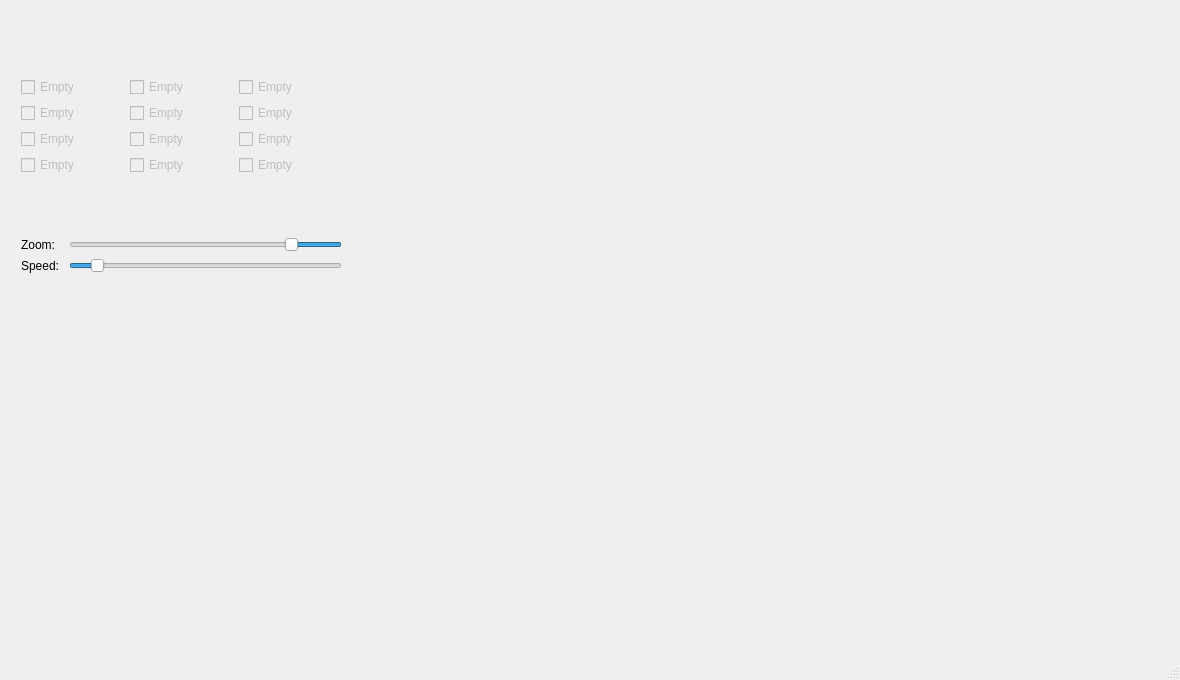
This is EconomicEngineDebugGUI/EconomicEngineDebugGUI.ui in ZeCroque/EconomicEngine as Qt 5 draws it before an edit. The edited form follows.
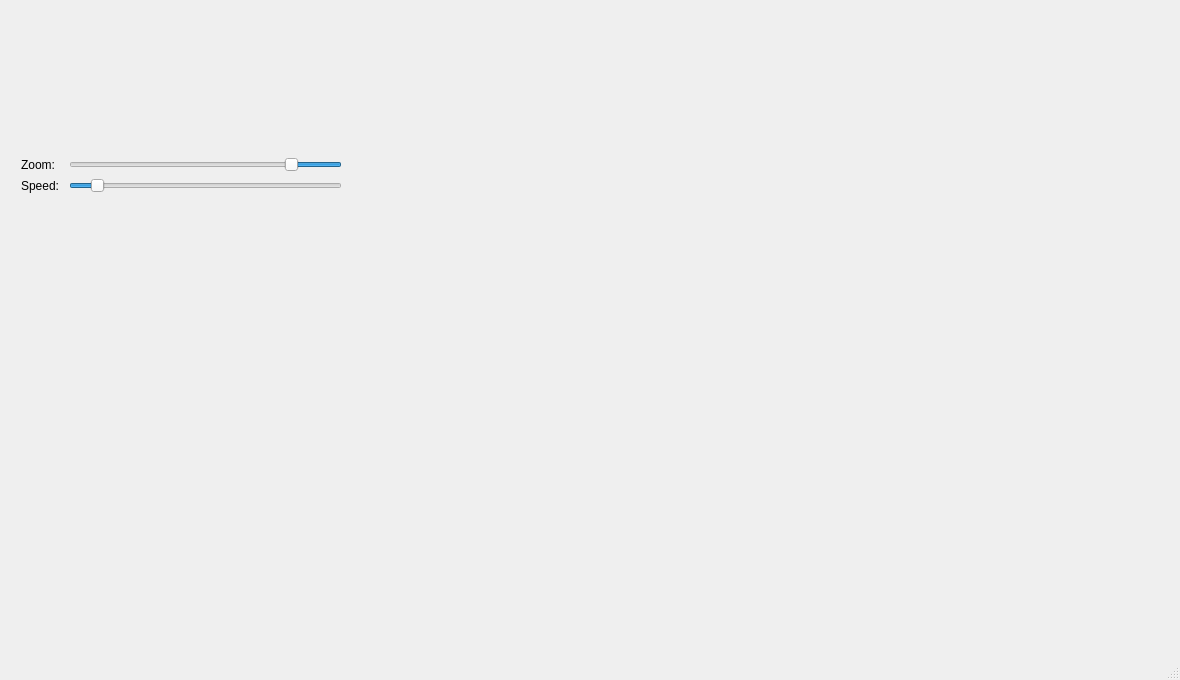
This is the edited form. Custom widgets are drawn as their Qt base class.

Commit message: Feat -> CheckBoxs: Make CheckBox Dynamic

```diff
--- a/EconomicEngineDebugGUI/EconomicEngineDebugGUI.ui
+++ b/EconomicEngineDebugGUI/EconomicEngineDebugGUI.ui
@@ -45,272 +45,7 @@
      <item>
       <layout class="QVBoxLayout" name="layGraphParam">
        <item>
-        <layout class="QGridLayout" name="layChBx">
-         <item row="0" column="0">
-          <widget class="GraphManager" name="chBxGraph">
-           <property name="enabled">
-            <bool>false</bool>
-           </property>
-           <property name="cursor">
-            <cursorShape>PointingHandCursor</cursorShape>
-           </property>
-           <property name="text">
-            <string>Empty</string>
-           </property>
-           <property name="checkable">
-            <bool>false</bool>
-           </property>
-           <property name="checked">
-            <bool>false</bool>
-           </property>
-           <property name="graphIndex" stdset="0">
-            <number>0</number>
-           </property>
-          </widget>
-         </item>
-         <item row="0" column="1">
-          <widget class="GraphManager" name="chBxGraph_2">
-           <property name="enabled">
-            <bool>false</bool>
-           </property>
-           <property name="cursor">
-            <cursorShape>PointingHandCursor</cursorShape>
-           </property>
-           <property name="text">
-            <string>Empty</string>
-           </property>
-           <property name="checkable">
-            <bool>false</bool>
-           </property>
-           <property name="checked">
-            <bool>false</bool>
-           </property>
-           <property name="graphIndex" stdset="0">
-            <number>0</number>
-           </property>
-          </widget>
-         </item>
-         <item row="0" column="2">
-          <widget class="GraphManager" name="chBxGraph_3">
-           <property name="enabled">
-            <bool>false</bool>
-           </property>
-           <property name="cursor">
-            <cursorShape>PointingHandCursor</cursorShape>
-           </property>
-           <property name="text">
-            <string>Empty</string>
-           </property>
-           <property name="checkable">
-            <bool>false</bool>
-           </property>
-           <property name="checked">
-            <bool>false</bool>
-           </property>
-           <property name="graphIndex" stdset="0">
-            <number>0</number>
-           </property>
-          </widget>
-         </item>
-         <item row="1" column="0">
-          <widget class="GraphManager" name="chBxGraph_4">
-           <property name="enabled">
-            <bool>false</bool>
-           </property>
-           <property name="cursor">
-            <cursorShape>PointingHandCursor</cursorShape>
-           </property>
-           <property name="text">
-            <string>Empty</string>
-           </property>
-           <property name="checkable">
-            <bool>false</bool>
-           </property>
-           <property name="checked">
-            <bool>false</bool>
-           </property>
-           <property name="graphIndex" stdset="0">
-            <number>0</number>
-           </property>
-          </widget>
-         </item>
-         <item row="1" column="1">
-          <widget class="GraphManager" name="chBxGraph_5">
-           <property name="enabled">
-            <bool>false</bool>
-           </property>
-           <property name="cursor">
-            <cursorShape>PointingHandCursor</cursorShape>
-           </property>
-           <property name="text">
-            <string>Empty</string>
-           </property>
-           <property name="checkable">
-            <bool>false</bool>
-           </property>
-           <property name="checked">
-            <bool>false</bool>
-           </property>
-           <property name="graphIndex" stdset="0">
-            <number>0</number>
-           </property>
-          </widget>
-         </item>
-         <item row="1" column="2">
-          <widget class="GraphManager" name="chBxGraph_6">
-           <property name="enabled">
-            <bool>false</bool>
-           </property>
-           <property name="cursor">
-            <cursorShape>PointingHandCursor</cursorShape>
-           </property>
-           <property name="text">
-            <string>Empty</string>
-           </property>
-           <property name="checkable">
-            <bool>false</bool>
-           </property>
-           <property name="checked">
-            <bool>false</bool>
-           </property>
-           <property name="graphIndex" stdset="0">
-            <number>0</number>
-           </property>
-          </widget>
-         </item>
-         <item row="2" column="0">
-          <widget class="GraphManager" name="chBxGraph_7">
-           <property name="enabled">
-            <bool>false</bool>
-           </property>
-           <property name="cursor">
-            <cursorShape>PointingHandCursor</cursorShape>
-           </property>
-           <property name="text">
-            <string>Empty</string>
-           </property>
-           <property name="checkable">
-            <bool>false</bool>
-           </property>
-           <property name="checked">
-            <bool>false</bool>
-           </property>
-           <property name="graphIndex" stdset="0">
-            <number>0</number>
-           </property>
-          </widget>
-         </item>
-         <item row="2" column="1">
-          <widget class="GraphManager" name="chBxGraph_8">
-           <property name="enabled">
-            <bool>false</bool>
-           </property>
-           <property name="cursor">
-            <cursorShape>PointingHandCursor</cursorShape>
-           </property>
-           <property name="text">
-            <string>Empty</string>
-           </property>
-           <property name="checkable">
-            <bool>false</bool>
-           </property>
-           <property name="checked">
-            <bool>false</bool>
-           </property>
-           <property name="graphIndex" stdset="0">
-            <number>0</number>
-           </property>
-          </widget>
-         </item>
-         <item row="2" column="2">
-          <widget class="GraphManager" name="chBxGraph_9">
-           <property name="enabled">
-            <bool>false</bool>
-           </property>
-           <property name="cursor">
-            <cursorShape>PointingHandCursor</cursorShape>
-           </property>
-           <property name="text">
-            <string>Empty</string>
-           </property>
-           <property name="checkable">
-            <bool>false</bool>
-           </property>
-           <property name="checked">
-            <bool>false</bool>
-           </property>
-           <property name="graphIndex" stdset="0">
-            <number>0</number>
-           </property>
-          </widget>
-         </item>
-         <item row="3" column="0">
-          <widget class="GraphManager" name="chBxGraph_10">
-           <property name="enabled">
-            <bool>false</bool>
-           </property>
-           <property name="cursor">
-            <cursorShape>PointingHandCursor</cursorShape>
-           </property>
-           <property name="text">
-            <string>Empty</string>
-           </property>
-           <property name="checkable">
-            <bool>false</bool>
-           </property>
-           <property name="checked">
-            <bool>false</bool>
-           </property>
-           <property name="graphIndex" stdset="0">
-            <number>0</number>
-           </property>
-          </widget>
-         </item>
-         <item row="3" column="1">
-          <widget class="GraphManager" name="chBxGraph_11">
-           <property name="enabled">
-            <bool>false</bool>
-           </property>
-           <property name="cursor">
-            <cursorShape>PointingHandCursor</cursorShape>
-           </property>
-           <property name="text">
-            <string>Empty</string>
-           </property>
-           <property name="checkable">
-            <bool>false</bool>
-           </property>
-           <property name="checked">
-            <bool>false</bool>
-           </property>
-           <property name="graphIndex" stdset="0">
-            <number>0</number>
-           </property>
-          </widget>
-         </item>
-         <item row="3" column="2">
-          <widget class="GraphManager" name="chBxGraph_12">
-           <property name="enabled">
-            <bool>false</bool>
-           </property>
-           <property name="cursor">
-            <cursorShape>PointingHandCursor</cursorShape>
-           </property>
-           <property name="text">
-            <string>Empty</string>
-           </property>
-           <property name="checkable">
-            <bool>false</bool>
-           </property>
-           <property name="checked">
-            <bool>false</bool>
-           </property>
-           <property name="graphIndex" stdset="0">
-            <number>0</number>
-           </property>
-          </widget>
-         </item>
-        </layout>
+        <layout class="QGridLayout" name="layChBx"/>
        </item>
        <item>
         <layout class="QGridLayout" name="LaySliders">
@@ -389,7 +124,7 @@
           <enum>Qt::Vertical</enum>
          </property>
          <property name="sizeType">
-          <enum>QSizePolicy::Minimum</enum>
+          <enum>QSizePolicy::Preferred</enum>
          </property>
          <property name="sizeHint" stdset="0">
           <size>
@@ -434,11 +169,6 @@
    <header>qcustomplot.h</header>
    <container>1</container>
   </customwidget>
-  <customwidget>
-   <class>GraphManager</class>
-   <extends>QCheckBox</extends>
-   <header location="global">GraphManager.h</header>
-  </customwidget>
  </customwidgets>
  <resources>
   <include location="EconomicEngineDebugGUI.qrc"/>
```
The commit also changes 3 other files.
